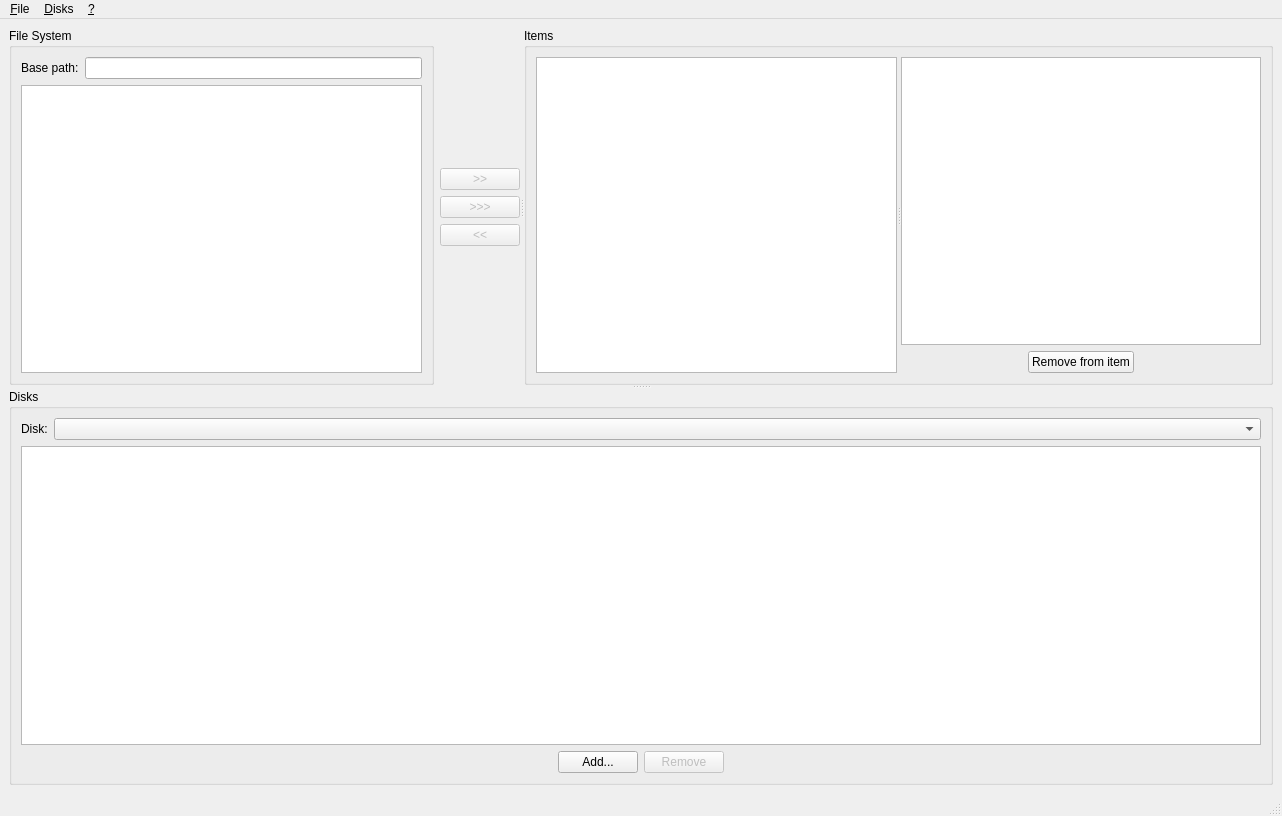
This is forms/mainwindow.ui in daniloarcidiacono/DiskSpan as Qt 5 draws it before an edit. The edited form follows.
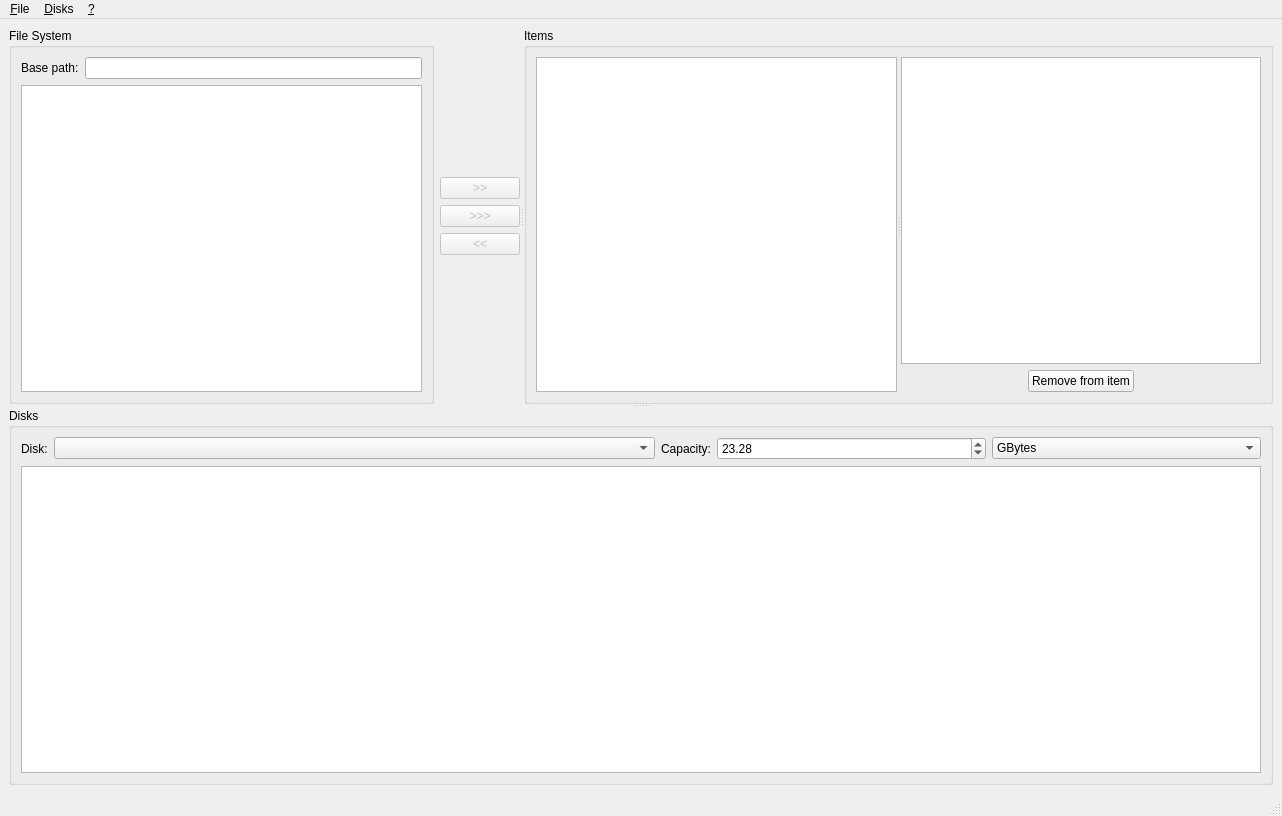
This is the edited form.

The edit to the form file:
```diff
--- a/forms/mainwindow.ui
+++ b/forms/mainwindow.ui
@@ -234,6 +234,63 @@
           <item>
            <widget class="QComboBox" name="cboDisks"/>
           </item>
+          <item>
+           <layout class="QHBoxLayout" name="horizontalLayout_8">
+            <item>
+             <widget class="QLabel" name="label_2">
+              <property name="sizePolicy">
+               <sizepolicy hsizetype="Maximum" vsizetype="Preferred">
+                <horstretch>0</horstretch>
+                <verstretch>0</verstretch>
+               </sizepolicy>
+              </property>
+              <property name="text">
+               <string>Capacity:</string>
+              </property>
+             </widget>
+            </item>
+            <item>
+             <widget class="QDoubleSpinBox" name="spinCapacity">
+              <property name="minimum">
+               <double>0.010000000000000</double>
+              </property>
+              <property name="maximum">
+               <double>1000.000000000000000</double>
+              </property>
+              <property name="value">
+               <double>23.280000000000001</double>
+              </property>
+             </widget>
+            </item>
+            <item>
+             <widget class="QComboBox" name="cboUnit">
+              <property name="currentIndex">
+               <number>3</number>
+              </property>
+              <item>
+               <property name="text">
+                <string>bytes</string>
+               </property>
+              </item>
+              <item>
+               <property name="text">
+                <string>KBytes</string>
+               </property>
+              </item>
+              <item>
+               <property name="text">
+                <string>MBytes</string>
+               </property>
+              </item>
+              <item>
+               <property name="text">
+                <string>GBytes</string>
+               </property>
+              </item>
+             </widget>
+            </item>
+           </layout>
+          </item>
          </layout>
         </item>
         <item>
@@ -246,53 +303,6 @@
           </attribute>
          </widget>
         </item>
-        <item>
-         <layout class="QHBoxLayout" name="horizontalLayout_4">
-          <item>
-           <spacer name="horizontalSpacer_3">
-            <property name="orientation">
-             <enum>Qt::Horizontal</enum>
-            </property>
-            <property name="sizeHint" stdset="0">
-             <size>
-              <width>40</width>
-              <height>20</height>
-             </size>
-            </property>
-           </spacer>
-          </item>
-          <item>
-           <widget class="QPushButton" name="btnAddDisk">
-            <property name="text">
-             <string>Add...</string>
-            </property>
-           </widget>
-          </item>
-          <item>
-           <widget class="QPushButton" name="btnRemoveDisk">
-            <property name="enabled">
-             <bool>false</bool>
-            </property>
-            <property name="text">
-             <string>Remove</string>
-            </property>
-           </widget>
-          </item>
-          <item>
-           <spacer name="horizontalSpacer_4">
-            <property name="orientation">
-             <enum>Qt::Horizontal</enum>
-            </property>
-            <property name="sizeHint" stdset="0">
-             <size>
-              <width>40</width>
-              <height>20</height>
-             </size>
-            </property>
-           </spacer>
-          </item>
-         </layout>
-        </item>
        </layout>
       </widget>
      </widget>
```
Left out of the diff: 3 changed lines with no effect on the pictures.
